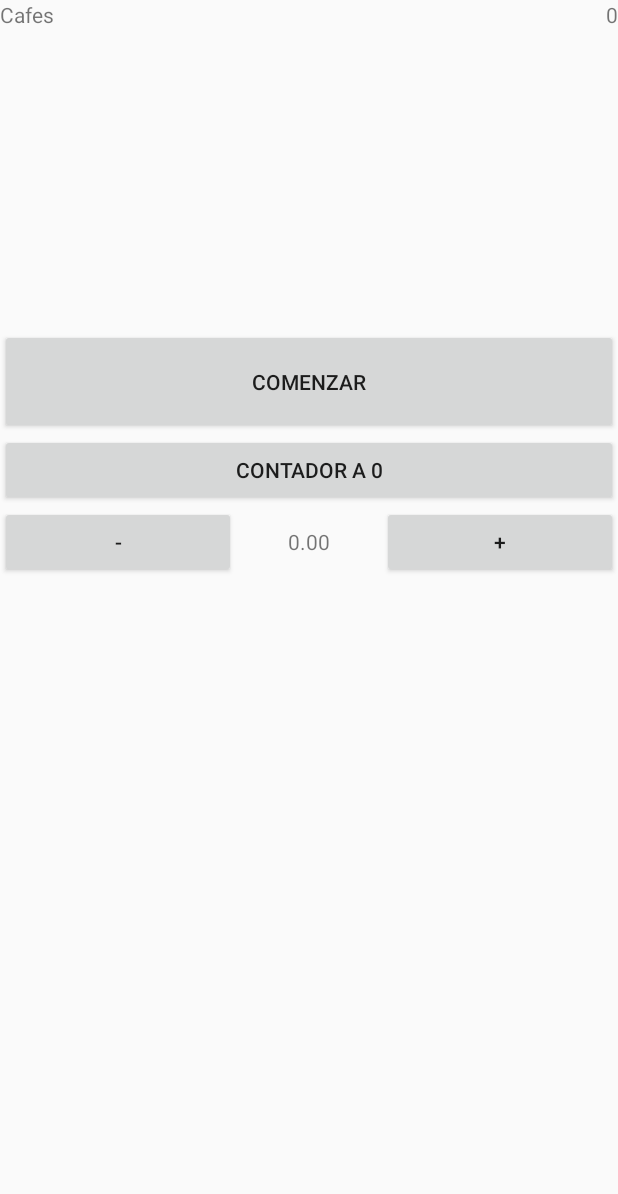
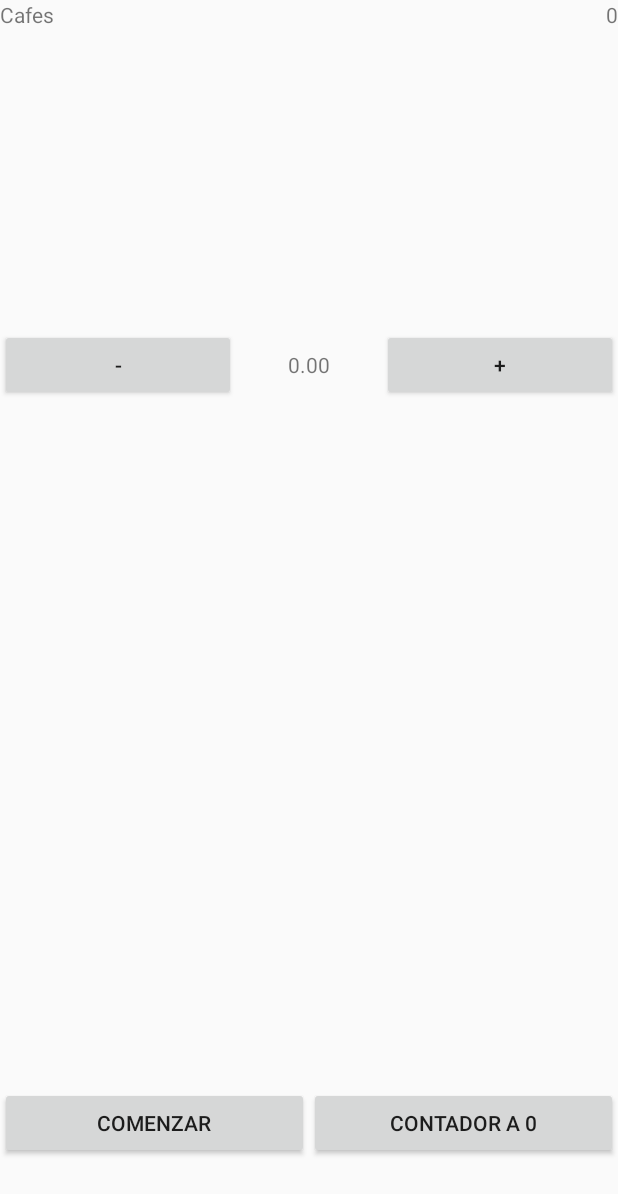
Before and after one commit to alejandroagca/EjerciciosDeIntroduccion, an Android app: the Ejercicio3Activity screen opened directly, with no data from a screen before it, on a phone screen of 412 x 824 dp. Shown: the top 1194 px of the screen. Run offline under Robolectric (Android 15) with nearby library versions, the phone set to English and light mode, and no system bars.

Commit message:
Aplicaciones 1, 2 y 3 finalizadas. Terminar aplicacion 4

```diff
--- a/app/src/main/res/layout/activity_ejercicio3.xml
+++ b/app/src/main/res/layout/activity_ejercicio3.xml
@@ -1,25 +1,26 @@
 <?xml version="1.0" encoding="utf-8"?>
-<LinearLayout xmlns:android="http://schemas.android.com/apk/res/android"
+<RelativeLayout xmlns:android="http://schemas.android.com/apk/res/android"
     xmlns:app="http://schemas.android.com/apk/res-auto"
     xmlns:tools="http://schemas.android.com/tools"
     android:layout_width="match_parent"
     android:layout_height="match_parent"
     tools:context="com.example.usuario.ejerciciosdeintroduccion.Ejercicio3Activity"
-    android:orientation="vertical"
-    android:weightSum="1">
+    android:weightSum="1"
+    android:orientation="vertical">
 
     <LinearLayout
         android:layout_width="match_parent"
         android:layout_height="wrap_content"
+        android:layout_marginBottom="200dp"
         android:orientation="horizontal"
-        android:layout_marginBottom="200dp">
+        android:id="@+id/linearLayout3">
 
         <TextView
             android:id="@+id/txvCafes"
             android:layout_width="wrap_content"
             android:layout_height="wrap_content"
             android:layout_weight="1"
-            android:text="Cafes"/>
+            android:text="Cafes" />
 
         <TextView
             android:id="@+id/txvContador"
@@ -27,28 +28,16 @@
             android:layout_height="wrap_content"
             android:layout_weight="1"
             android:text="0"
-            android:textAlignment="textEnd"/>
+            android:textAlignment="textEnd" />
 
     </LinearLayout>
-
-    <Button
-        android:id="@+id/btnComenzar"
-        android:layout_width="match_parent"
-        android:layout_height="wrap_content"
-        android:layout_weight="0.13"
-        android:text="Comenzar" />
-
-    <Button
-        android:id="@+id/btnReiniciar"
-        android:layout_width="match_parent"
-        android:layout_height="wrap_content"
-        android:text="Contador a 0" />
 
     <LinearLayout
         android:layout_width="match_parent"
         android:layout_height="wrap_content"
-        android:layout_marginBottom="290dp"
-        android:orientation="horizontal">
+        android:orientation="horizontal"
+        android:layout_below="@+id/linearLayout3"
+        android:layout_alignParentStart="true">
 
         <Button
             android:id="@+id/btnMenos"
@@ -62,7 +51,7 @@
             android:layout_width="wrap_content"
             android:layout_height="wrap_content"
             android:layout_weight="1"
-            android:text="0.00"
+            android:text="0.0"
             android:textAlignment="center" />
 
         <Button
@@ -73,4 +62,29 @@
             android:text="+" />
     </LinearLayout>
 
-</LinearLayout>
+    <LinearLayout
+        android:layout_width="match_parent"
+        android:layout_height="wrap_content"
+        android:layout_weight="1"
+        android:orientation="horizontal"
+        android:layout_marginBottom="51dp"
+        android:id="@+id/linearLayout"
+        android:layout_alignParentBottom="true"
+        android:layout_alignParentStart="true">
+
+        <Button
+            android:id="@+id/btnComenzar"
+            android:layout_width="match_parent"
+            android:layout_height="wrap_content"
+            android:layout_weight="0.13"
+            android:text="Comenzar" />
+
+        <Button
+            android:id="@+id/btnReiniciar"
+            android:layout_width="match_parent"
+            android:layout_height="wrap_content"
+            android:layout_weight="0.13"
+            android:text="Contador a 0" />
+    </LinearLayout>
+
+</RelativeLayout>
```
